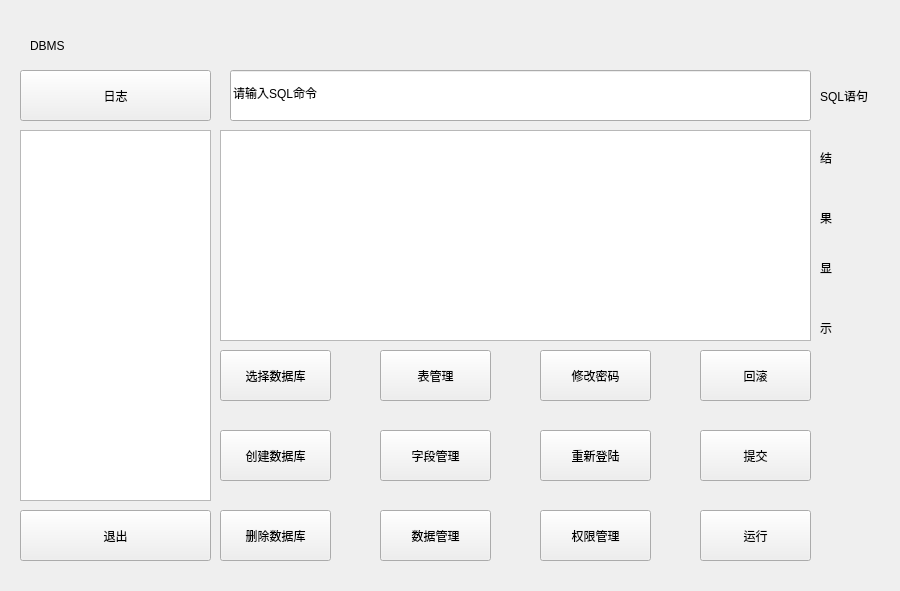
jy-080610/DBMS, file mainwindow.ui: the form before one commit.
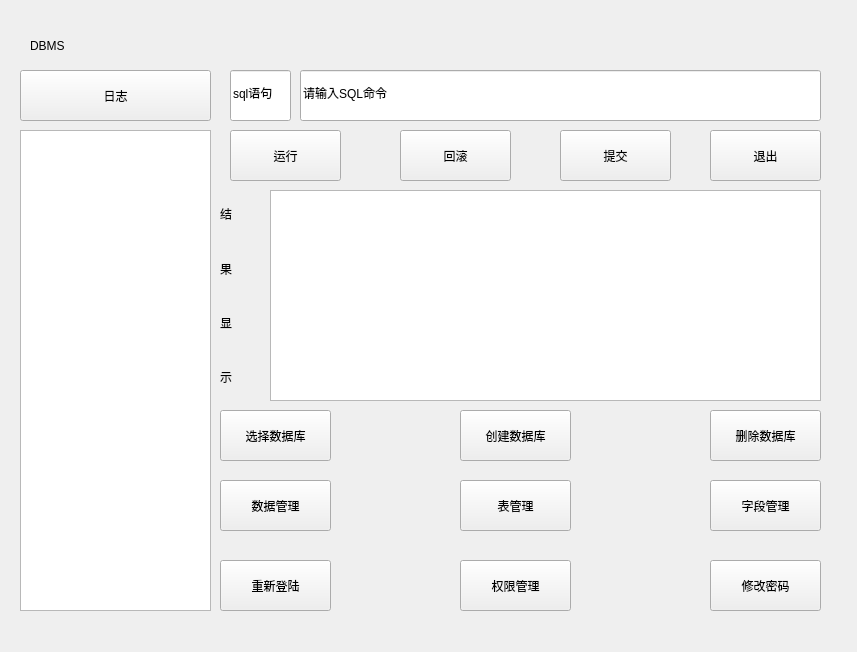
The form after the commit.

What changed in the file:
```diff
--- a/mainwindow.ui
+++ b/mainwindow.ui
@@ -6,8 +6,8 @@
    <rect>
     <x>0</x>
     <y>0</y>
-    <width>900</width>
-    <height>591</height>
+    <width>857</width>
+    <height>652</height>
    </rect>
   </property>
   <property name="windowTitle">
@@ -21,16 +21,16 @@
     <rect>
      <x>10</x>
      <y>10</y>
-     <width>911</width>
-     <height>651</height>
+     <width>831</width>
+     <height>631</height>
     </rect>
    </property>
    <widget class="QLineEdit" name="sqllineEdit">
     <property name="geometry">
      <rect>
-      <x>220</x>
+      <x>290</x>
       <y>60</y>
-      <width>581</width>
+      <width>521</width>
       <height>51</height>
      </rect>
     </property>
@@ -41,9 +41,9 @@
    <widget class="QTableWidget" name="tableWidget">
     <property name="geometry">
      <rect>
-      <x>210</x>
-      <y>120</y>
-      <width>591</width>
+      <x>260</x>
+      <y>180</y>
+      <width>551</width>
       <height>211</height>
      </rect>
     </property>
@@ -70,7 +70,7 @@
       <x>10</x>
       <y>120</y>
       <width>191</width>
-      <height>371</height>
+      <height>481</height>
      </rect>
     </property>
    </widget>
@@ -90,9 +90,9 @@
    <widget class="QPushButton" name="exit">
     <property name="geometry">
      <rect>
-      <x>10</x>
-      <y>500</y>
-      <width>191</width>
+      <x>700</x>
+      <y>120</y>
+      <width>111</width>
       <height>51</height>
      </rect>
     </property>
@@ -103,8 +103,8 @@
    <widget class="QPushButton" name="newAction">
     <property name="geometry">
      <rect>
-      <x>210</x>
-      <y>420</y>
+      <x>450</x>
+      <y>400</y>
       <width>111</width>
       <height>51</height>
      </rect>
@@ -116,8 +116,8 @@
    <widget class="QPushButton" name="deleteAction">
     <property name="geometry">
      <rect>
-      <x>210</x>
-      <y>500</y>
+      <x>700</x>
+      <y>400</y>
       <width>111</width>
       <height>51</height>
      </rect>
@@ -130,7 +130,7 @@
     <property name="geometry">
      <rect>
       <x>210</x>
-      <y>340</y>
+      <y>400</y>
       <width>111</width>
       <height>51</height>
      </rect>
@@ -142,8 +142,8 @@
    <widget class="QPushButton" name="tablemanage">
     <property name="geometry">
      <rect>
-      <x>370</x>
-      <y>340</y>
+      <x>450</x>
+      <y>470</y>
       <width>111</width>
       <height>51</height>
      </rect>
@@ -155,8 +155,8 @@
    <widget class="QPushButton" name="datamanage">
     <property name="geometry">
      <rect>
-      <x>370</x>
-      <y>500</y>
+      <x>210</x>
+      <y>470</y>
       <width>111</width>
       <height>51</height>
      </rect>
@@ -168,8 +168,8 @@
    <widget class="QPushButton" name="fieldmanage">
     <property name="geometry">
      <rect>
-      <x>370</x>
-      <y>420</y>
+      <x>700</x>
+      <y>470</y>
       <width>111</width>
       <height>51</height>
      </rect>
@@ -181,8 +181,8 @@
    <widget class="QPushButton" name="privilege">
     <property name="geometry">
      <rect>
-      <x>530</x>
-      <y>500</y>
+      <x>450</x>
+      <y>550</y>
       <width>111</width>
       <height>51</height>
      </rect>
@@ -194,8 +194,8 @@
    <widget class="QPushButton" name="rland">
     <property name="geometry">
      <rect>
-      <x>530</x>
-      <y>420</y>
+      <x>210</x>
+      <y>550</y>
       <width>111</width>
       <height>51</height>
      </rect>
@@ -207,8 +207,8 @@
    <widget class="QPushButton" name="psw">
     <property name="geometry">
      <rect>
-      <x>530</x>
-      <y>340</y>
+      <x>700</x>
+      <y>550</y>
       <width>111</width>
       <height>51</height>
      </rect>
@@ -220,8 +220,8 @@
    <widget class="QPushButton" name="commit">
     <property name="geometry">
      <rect>
-      <x>690</x>
-      <y>420</y>
+      <x>550</x>
+      <y>120</y>
       <width>111</width>
       <height>51</height>
      </rect>
@@ -233,8 +233,8 @@
    <widget class="QPushButton" name="rollback">
     <property name="geometry">
      <rect>
-      <x>690</x>
-      <y>340</y>
+      <x>390</x>
+      <y>120</y>
       <width>111</width>
       <height>51</height>
      </rect>
@@ -246,8 +246,8 @@
    <widget class="QPushButton" name="run">
     <property name="geometry">
      <rect>
-      <x>690</x>
-      <y>500</y>
+      <x>220</x>
+      <y>120</y>
       <width>111</width>
       <height>51</height>
      </rect>
@@ -256,70 +256,61 @@
      <string>运行</string>
     </property>
    </widget>
-   <widget class="QLabel" name="label_2">
+   <widget class="QLineEdit" name="lineEdit">
     <property name="geometry">
      <rect>
-      <x>810</x>
+      <x>220</x>
       <y>60</y>
-      <width>72</width>
+      <width>61</width>
       <height>51</height>
      </rect>
     </property>
-    <property name="text">
-     <string>SQL语句</string>
+    <property name="styleSheet">
+     <string notr="true">font: 9pt &quot;方正粗黑宋简体&quot;;</string>
     </property>
-   </widget>
-   <widget class="QLabel" name="label_4">
-    <property name="geometry">
-     <rect>
-      <x>810</x>
-      <y>140</y>
-      <width>72</width>
-      <height>15</height>
-     </rect>
-    </property>
     <property name="text">
-     <string>结</string>
+     <string>sql语句</string>
     </property>
    </widget>
-   <widget class="QLabel" name="label_5">
+   <widget class="QWidget" name="">
     <property name="geometry">
      <rect>
-      <x>810</x>
-      <y>200</y>
-      <width>72</width>
-      <height>15</height>
+      <x>210</x>
+      <y>180</y>
+      <width>41</width>
+      <height>211</height>
      </rect>
     </property>
-    <property name="text">
-     <string>果</string>
-    </property>
-   </widget>
-   <widget class="QLabel" name="label_6">
-    <property name="geometry">
-     <rect>
-      <x>810</x>
-      <y>250</y>
-      <width>72</width>
-      <height>15</height>
-     </rect>
-    </property>
-    <property name="text">
-     <string>显</string>
-    </property>
-   </widget>
-   <widget class="QLabel" name="label_7">
-    <property name="geometry">
-     <rect>
-      <x>810</x>
-      <y>310</y>
-      <width>72</width>
-      <height>15</height>
-     </rect>
-    </property>
-    <property name="text">
-     <string>示</string>
-    </property>
+    <layout class="QGridLayout" name="gridLayout">
+     <item row="0" column="0">
+      <widget class="QLabel" name="label_4">
+       <property name="text">
+        <string>结</string>
+       </property>
+      </widget>
+     </item>
+     <item row="1" column="0">
+      <widget class="QLabel" name="label_5">
+       <property name="text">
+        <string>果</string>
+       </property>
+      </widget>
+     </item>
+     <item row="2" column="0">
+      <widget class="QLabel" name="label_6">
+       <property name="text">
+        <string>显</string>
+       </property>
+      </widget>
+     </item>
+     <item row="3" column="0">
+      <widget class="QLabel" name="label_7">
+       <property name="text">
+        <string>示</string>
+       </property>
+      </widget>
+     </item>
+    </layout>
    </widget>
   </widget>
  </widget>
```
